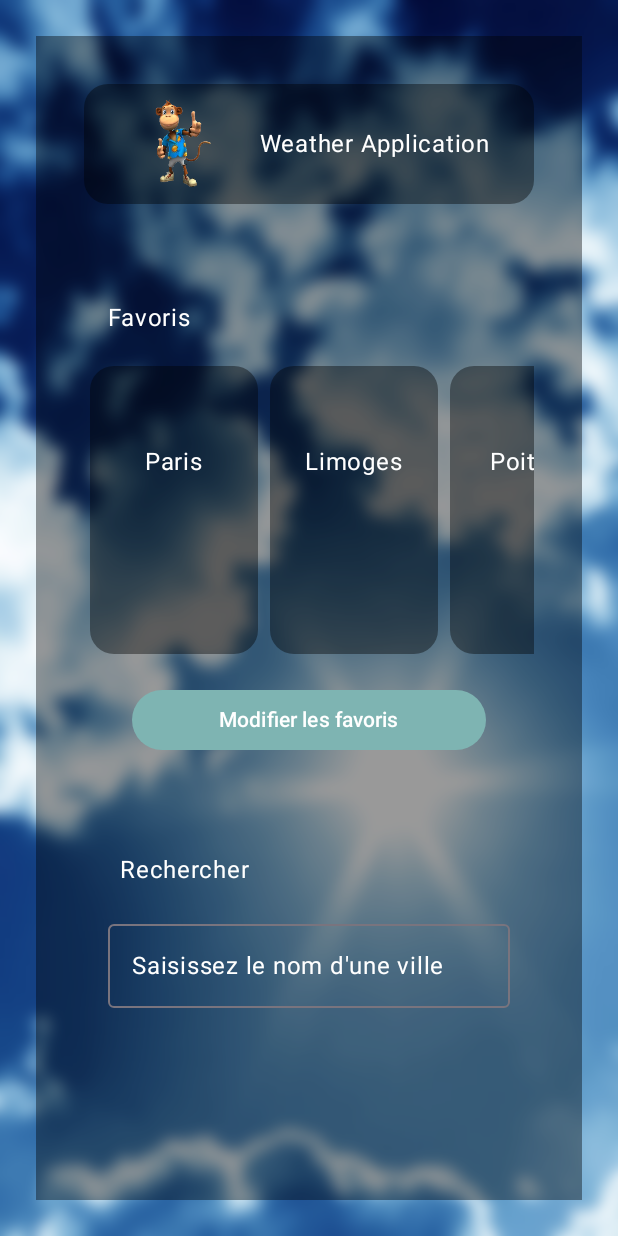
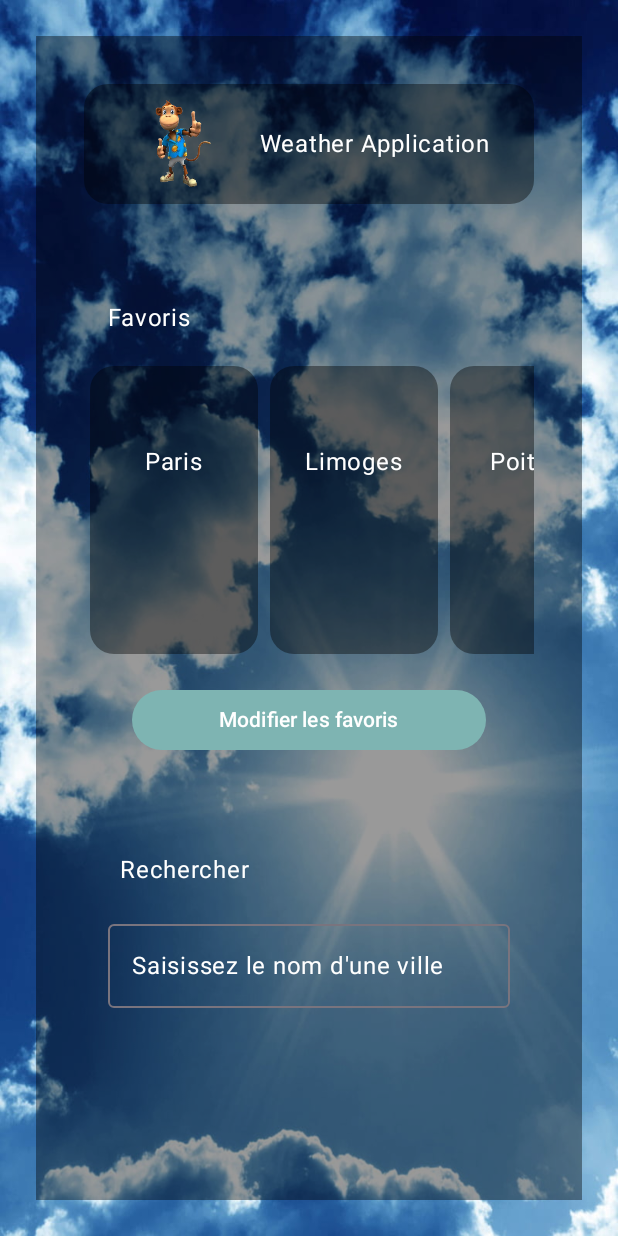
Before and after one commit to ArkAow/App-R4.11-Kotlin, an Android app built with Jetpack Compose: the screen it shows after launch (MainActivity), on a phone screen of 412 x 824 dp. Run offline under Robolectric (Android 15) with nearby library versions, the phone set to English and light mode, and no system bars.

Commit message:
ajout fond d'ecrans selon l'heure

```diff
--- a/androidWeatherApp/src/main/java/fr/unilim/weatherapplication/android/MainActivity.kt
+++ b/androidWeatherApp/src/main/java/fr/unilim/weatherapplication/android/MainActivity.kt
@@ -37,6 +37,7 @@ import androidx.compose.ui.res.painterResource
 import androidx.compose.ui.text.input.TextFieldValue
 import androidx.compose.ui.tooling.preview.Preview
 import androidx.compose.ui.unit.dp
+import java.util.Calendar
 
 class MainActivity : ComponentActivity() {
     override fun onCreate(savedInstanceState: Bundle?) {
@@ -56,15 +57,22 @@ class MainActivity : ComponentActivity() {
 
 @Composable
 fun WeatherApp() {
+    val currentHour = Calendar.getInstance().get(Calendar.HOUR_OF_DAY)
+    val backgroundImages = listOf(
+        R.drawable.morning_image,
+        R.drawable.afternoom_image,
+        R.drawable.evening_image,
+        R.drawable.night_image
+    )
+    val backgroundImage = backgroundImages[currentHour / 6]
+
     Box(modifier = Modifier.fillMaxSize()) {
         // Couche pour l'image de fond
         Image(
-            painter = painterResource(id = R.drawable.sunny_day_wallpaper),
+            painter = painterResource(id = backgroundImage),
             contentDescription = null,
             contentScale = ContentScale.FillBounds,
-            modifier = Modifier
-                .fillMaxSize()
-                .blur(8.dp)
+            modifier = Modifier.fillMaxSize()
         )
         Box(
             modifier = Modifier
```
Also changed, not shown: androidWeatherApp/src/main/res/drawable/afternoom_image.png (renamed from androidWeatherApp/src/main/res/drawable/sunny_day_wallpaper.png), androidWeatherApp/src/main/res/drawable/evening_image.png (added), androidWeatherApp/src/main/res/drawable/morning_image.png (added), androidWeatherApp/src/main/res/drawable/night_image.png (added).
